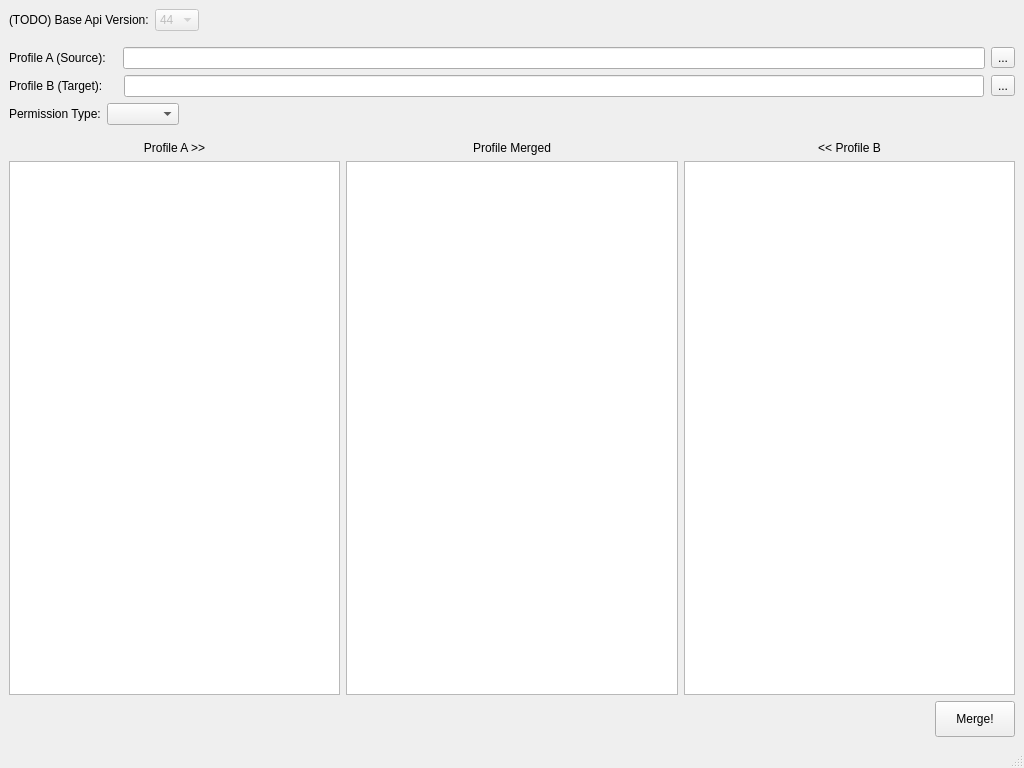
First picture: the form in ui/main_window.ui, repository F1r3f0x/salesforce_profileMergerTool, before the edit.
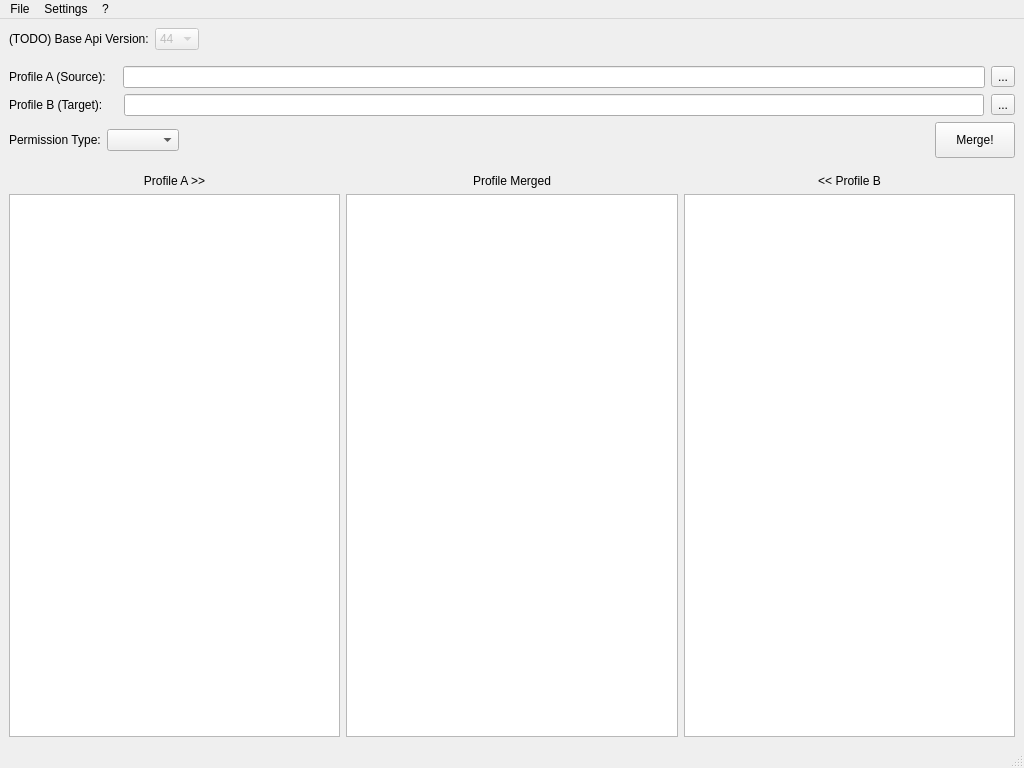
Second picture: the form after the edit.

Commit message: Menu Bar Action placeholders

The edit to the form file:
```diff
--- a/ui/main_window.ui
+++ b/ui/main_window.ui
@@ -13,6 +13,9 @@
   <property name="windowTitle">
    <string>SF Profile Merger by @f1r3f0x -- WIP</string>
   </property>
+  <property name="documentMode">
+   <bool>false</bool>
+  </property>
   <property name="tabShape">
    <enum>QTabWidget::Rounded</enum>
   </property>
@@ -290,6 +293,25 @@
         </property>
        </spacer>
       </item>
+      <item>
+       <widget class="QPushButton" name="btn_start">
+        <property name="sizePolicy">
+         <sizepolicy hsizetype="Preferred" vsizetype="Fixed">
+          <horstretch>0</horstretch>
+          <verstretch>0</verstretch>
+         </sizepolicy>
+        </property>
+        <property name="minimumSize">
+         <size>
+          <width>80</width>
+          <height>36</height>
+         </size>
+        </property>
+        <property name="text">
+         <string>Merge!</string>
+        </property>
+       </widget>
+      </item>
      </layout>
     </item>
     <item>
@@ -420,48 +442,6 @@
       </item>
      </layout>
     </item>
-    <item>
-     <layout class="QHBoxLayout" name="layout_merge">
-      <property name="sizeConstraint">
-       <enum>QLayout::SetFixedSize</enum>
-      </property>
-      <property name="bottomMargin">
-       <number>0</number>
-      </property>
-      <item>
-       <spacer name="spc_merge">
-        <property name="orientation">
-         <enum>Qt::Horizontal</enum>
-        </property>
-        <property name="sizeHint" stdset="0">
-         <size>
-          <width>40</width>
-          <height>20</height>
-         </size>
-        </property>
-       </spacer>
-      </item>
-      <item>
-       <widget class="QPushButton" name="btn_start">
-        <property name="sizePolicy">
-         <sizepolicy hsizetype="Preferred" vsizetype="Fixed">
-          <horstretch>0</horstretch>
-          <verstretch>0</verstretch>
-         </sizepolicy>
-        </property>
-        <property name="minimumSize">
-         <size>
-          <width>80</width>
-          <height>36</height>
-         </size>
-        </property>
-        <property name="text">
-         <string>Merge!</string>
-        </property>
-       </widget>
-      </item>
-     </layout>
-    </item>
    </layout>
    <zorder></zorder>
    <zorder>spc_1</zorder>
@@ -478,6 +458,27 @@
      <height>20</height>
     </rect>
    </property>
+   <widget class="QMenu" name="menuSettings">
+    <property name="title">
+     <string>Settings</string>
+    </property>
+    <addaction name="actionPerro"/>
+   </widget>
+   <widget class="QMenu" name="menuAbout">
+    <property name="title">
+     <string>?</string>
+    </property>
+    <addaction name="actionAbout"/>
+   </widget>
+   <widget class="QMenu" name="menuFile">
+    <property name="title">
+     <string>File</string>
+    </property>
+    <addaction name="actionMerge"/>
+   </widget>
+   <addaction name="menuFile"/>
+   <addaction name="menuSettings"/>
+   <addaction name="menuAbout"/>
   </widget>
   <widget class="QStatusBar" name="statusbar"/>
  </widget>
```
Left out of the diff: 22 changed lines with no effect on the pictures. The commit also changes 1 other file.
